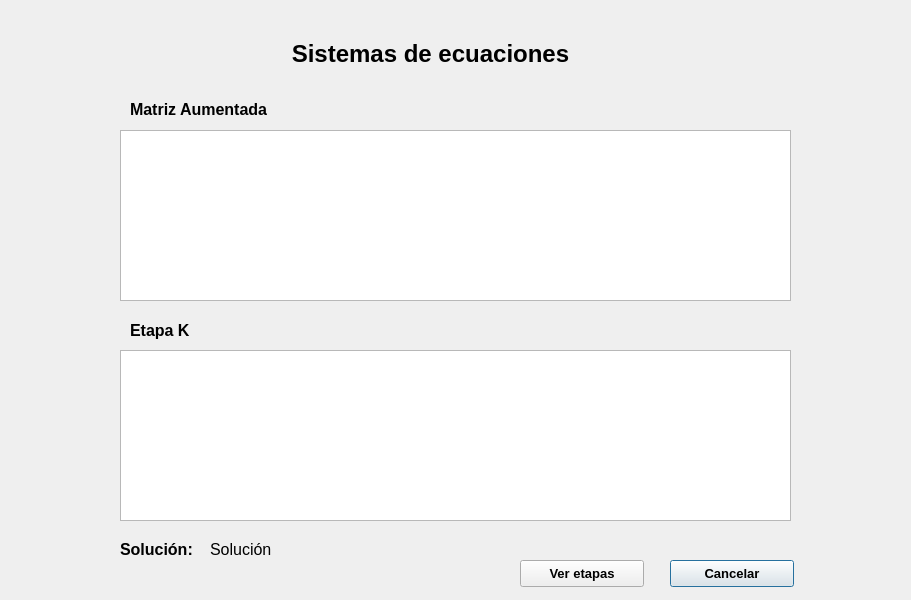
Qt form UI/solucionecuaciones.ui (dhoyoso/AnalisisNumerico) before a commit.
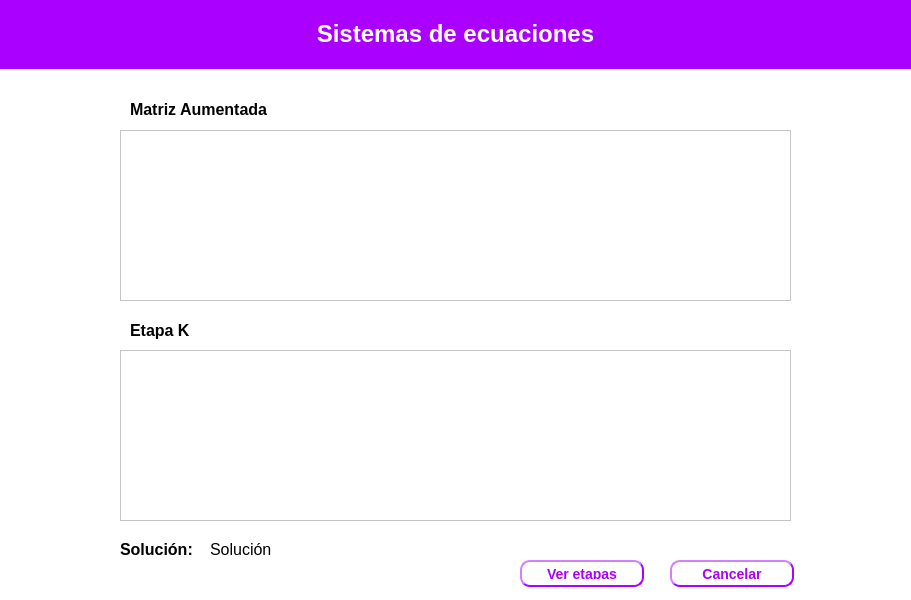
The same form after that commit.

```diff
--- a/UI/solucionecuaciones.ui
+++ b/UI/solucionecuaciones.ui
@@ -13,19 +13,9 @@
   <property name="windowTitle">
    <string>Dialog</string>
   </property>
-  <widget class="QLabel" name="label">
-   <property name="geometry">
-    <rect>
-     <x>10</x>
-     <y>40</y>
-     <width>841</width>
-     <height>29</height>
-    </rect>
-   </property>
-   <property name="text">
-    <string>&lt;html&gt;&lt;head/&gt;&lt;body&gt;&lt;p align=&quot;center&quot;&gt;&lt;span style=&quot; font-size:18pt; font-weight:600;&quot;&gt;Sistemas de ecuaciones&lt;/span&gt;&lt;/p&gt;&lt;/body&gt;&lt;/html&gt;</string>
-   </property>
-  </widget>
+  <property name="styleSheet">
+   <string notr="true">background-color: rgb(255, 255, 255);</string>
+  </property>
   <widget class="QLabel" name="label_4">
    <property name="geometry">
     <rect>
@@ -109,11 +99,21 @@
    </property>
    <property name="font">
     <font>
-     <pointsize>10</pointsize>
+     <pointsize>-1</pointsize>
      <weight>75</weight>
+     <italic>false</italic>
      <bold>true</bold>
     </font>
    </property>
+   <property name="styleSheet">
+    <string notr="true">color: rgb(170, 0, 255);
+	border-width: 2px;
+    border-style: outset;
+    border-radius: 10px;
+    border-color:rgb(170, 0, 255);
+    font: bold 14px;
+    padding: 6px;</string>
+   </property>
    <property name="text">
     <string>Cancelar</string>
    </property>
@@ -129,15 +129,41 @@
    </property>
    <property name="font">
     <font>
-     <pointsize>10</pointsize>
+     <pointsize>-1</pointsize>
      <weight>75</weight>
+     <italic>false</italic>
      <bold>true</bold>
     </font>
    </property>
+   <property name="styleSheet">
+    <string notr="true">color: rgb(170, 0, 255);
+	border-width: 2px;
+    border-style: outset;
+    border-radius: 10px;
+    border-color:rgb(170, 0, 255);
+    font: bold 14px;
+    padding: 6px;</string>
+   </property>
    <property name="text">
     <string>Ver etapas</string>
    </property>
   </widget>
+  <widget class="QLabel" name="label_2">
+   <property name="geometry">
+    <rect>
+     <x>0</x>
+     <y>0</y>
+     <width>911</width>
+     <height>69</height>
+    </rect>
+   </property>
+   <property name="styleSheet">
+    <string notr="true">background-color: rgb(170, 0, 255);</string>
+   </property>
+   <property name="text">
+    <string>&lt;html&gt;&lt;head/&gt;&lt;body&gt;&lt;p align=&quot;center&quot;&gt;&lt;span style=&quot; font-size:18pt; font-weight:600; color:#ffffff;&quot;&gt;Sistemas de ecuaciones&lt;/span&gt;&lt;/p&gt;&lt;/body&gt;&lt;/html&gt;</string>
+   </property>
+  </widget>
  </widget>
  <resources/>
  <connections/>
```
